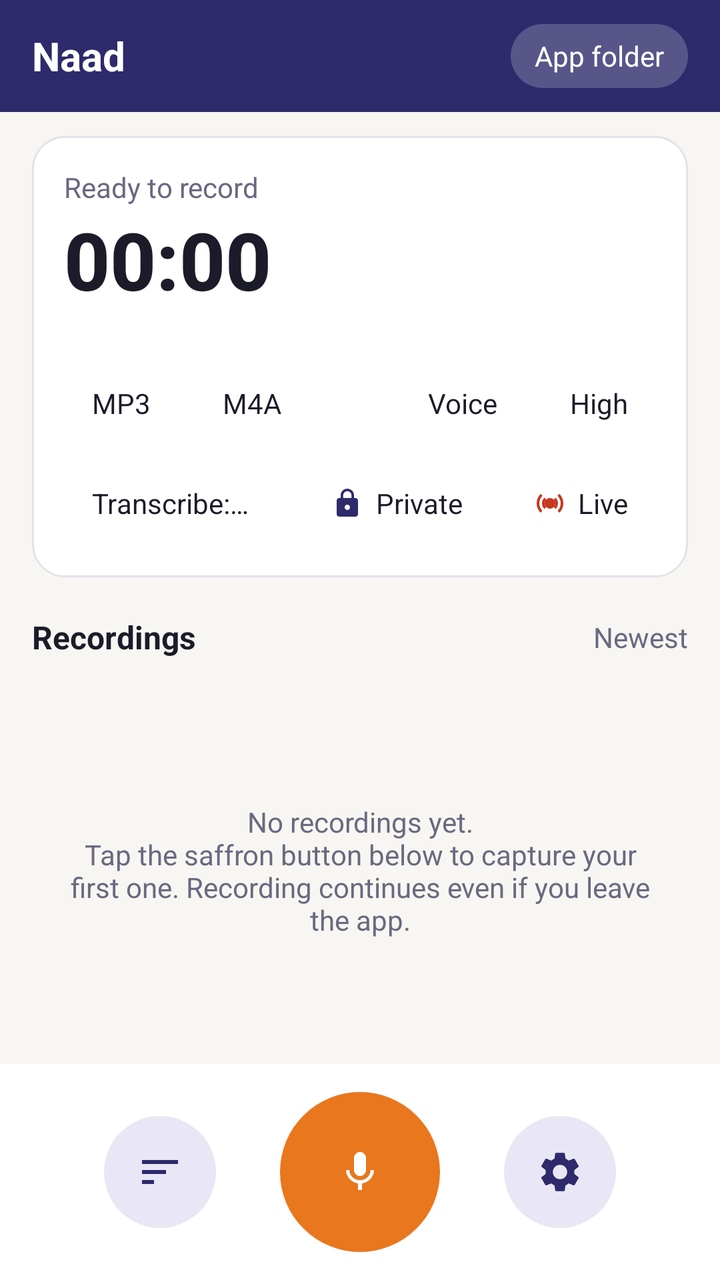
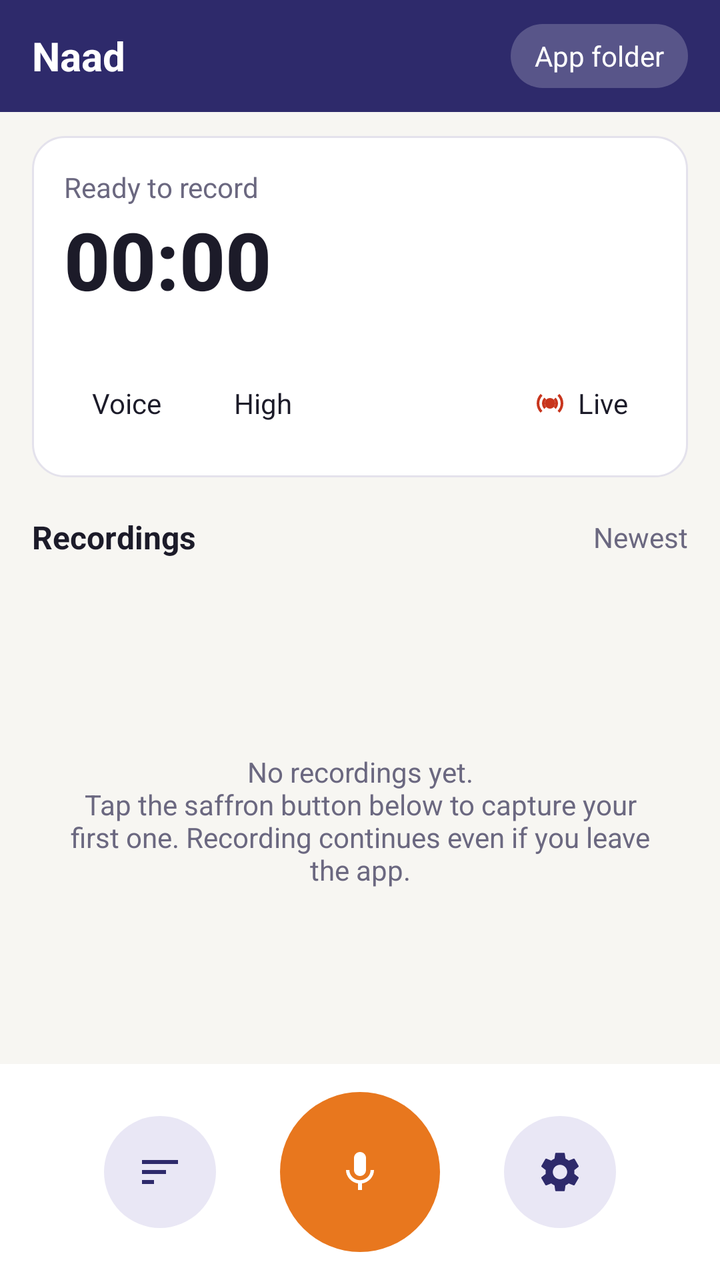

Before-and-after screenshots of an Android layout around one commit, followed by the original layout XML and the change that was made.
<!-- AndroidManifest.xml: application theme Theme.Dhwani -->
<!-- res/layout/activity_main.xml -->
<?xml version="1.0" encoding="utf-8"?>
<LinearLayout xmlns:android="http://schemas.android.com/apk/res/android"
    android:layout_width="match_parent" android:layout_height="match_parent"
    android:orientation="vertical" android:background="@color/bg">

    
    <FrameLayout android:id="@+id/topBar" android:layout_width="match_parent"
        android:layout_height="wrap_content" android:background="@color/indigo">
        <LinearLayout android:layout_width="match_parent" android:layout_height="56dp"
            android:gravity="center_vertical"
            android:paddingStart="16dp" android:paddingEnd="8dp" android:orientation="horizontal">
            <TextView android:layout_width="0dp" android:layout_weight="1"
                android:layout_height="wrap_content" android:text="@string/app_name"
                android:textColor="#FFFFFF" android:textSize="20sp" android:textStyle="bold"/>
            <TextView android:id="@+id/txtFolder" android:layout_width="wrap_content"
                android:layout_height="32dp" android:gravity="center_vertical"
                android:paddingStart="12dp" android:paddingEnd="12dp" android:layout_marginEnd="8dp"
                android:maxWidth="200dp" android:ellipsize="end" android:singleLine="true"
                android:textColor="#FFFFFF" android:textSize="14sp"
                android:background="@drawable/bg_topchip" android:text="App folder"/>
        </LinearLayout>
    </FrameLayout>

    
    <LinearLayout android:layout_width="match_parent" android:layout_height="wrap_content"
        android:layout_marginStart="16dp" android:layout_marginEnd="16dp"
        android:layout_marginTop="12dp" android:layout_marginBottom="10dp"
        android:padding="16dp" android:orientation="vertical"
        android:background="@drawable/bg_card">
        <TextView android:id="@+id/txtState" android:layout_width="match_parent"
            android:layout_height="wrap_content" android:text="Ready to record"
            android:singleLine="true" android:ellipsize="middle"
            android:textColor="@color/muted" android:textSize="14sp"/>
        <TextView android:id="@+id/txtTimer" android:layout_width="wrap_content"
            android:layout_height="wrap_content" android:text="00:00"
            android:textColor="@color/text" android:textSize="40sp" android:textStyle="bold"
            android:fontFamily="sans-serif-medium" android:fontFeatureSettings="tnum"/>
        <TextView android:id="@+id/txtFree" android:layout_width="wrap_content"
            android:layout_height="wrap_content" android:textColor="@color/muted"
            android:textSize="12sp"/>
        <com.example.voicerecorder.WaveformView android:id="@+id/wave"
            android:layout_width="match_parent" android:layout_height="88dp" android:visibility="gone"
            android:layout_marginTop="8dp"/>

        <LinearLayout android:id="@+id/transcriptBox" android:layout_width="match_parent"
            android:layout_height="wrap_content" android:layout_marginTop="8dp"
            android:padding="12dp" android:orientation="vertical"
            android:background="@drawable/bg_transcript" android:visibility="gone">
            <TextView android:id="@+id/txtTranscriptLabel" android:layout_width="wrap_content"
                android:layout_height="wrap_content" android:text="TRANSCRIPT"
                android:textColor="@color/muted" android:textSize="12sp" android:textStyle="bold"/>
            <TextView android:id="@+id/txtTranscript" android:layout_width="match_parent"
                android:layout_height="wrap_content" android:layout_marginTop="4dp"
                android:maxLines="3" android:ellipsize="start"
                android:textColor="@color/text" android:textSize="14sp"/>
        </LinearLayout>

        <LinearLayout android:id="@+id/optionsRow" android:layout_width="match_parent"
            android:layout_height="wrap_content" android:layout_marginTop="8dp"
            android:orientation="horizontal">
            <TextView android:id="@+id/chipMp3" style="@style/Chip" android:text="MP3"/>
            <TextView android:id="@+id/chipM4a" style="@style/Chip" android:text="M4A"
                android:layout_marginStart="8dp"/>
            <View android:layout_width="0dp" android:layout_height="1dp" android:layout_weight="1"/>
            <TextView android:id="@+id/chipVoice" style="@style/Chip" android:text="Voice"/>
            <TextView android:id="@+id/chipHigh" style="@style/Chip" android:text="High"
                android:layout_marginStart="8dp"/>
        </LinearLayout>

        <LinearLayout android:id="@+id/optionsRow2" android:layout_width="match_parent"
            android:layout_height="wrap_content" android:layout_marginTop="8dp"
            android:orientation="horizontal">
            <TextView android:id="@+id/chipTx" style="@style/Chip" android:layout_width="0dp"
                android:layout_weight="1" android:gravity="center_vertical"
                android:singleLine="true" android:ellipsize="end" android:text="Transcribe: Off"/>
            <TextView android:id="@+id/chipPrivate" style="@style/Chip" android:text="Private"
                android:layout_marginStart="8dp" android:drawableStart="@drawable/ic_lock"
                android:drawablePadding="6dp"/>
            <TextView android:id="@+id/chipLive" style="@style/Chip" android:text="Live"
                android:layout_marginStart="8dp" android:drawableStart="@drawable/ic_live"
                android:drawablePadding="6dp" android:contentDescription="Stream live while recording"/>
        </LinearLayout>

        
        <LinearLayout android:id="@+id/savedBar" android:layout_width="match_parent"
            android:layout_height="wrap_content" android:layout_marginTop="8dp"
            android:padding="8dp" android:gravity="center_vertical"
            android:background="@drawable/bg_savedbar" android:orientation="horizontal"
            android:visibility="gone">
            <TextView android:layout_width="0dp" android:layout_weight="1"
                android:layout_height="wrap_content" android:paddingStart="8dp"
                android:text="Saved" android:textColor="#FFFFFF" android:textSize="14sp"
                android:textStyle="bold"/>
            <TextView android:id="@+id/btnSavedShare" style="@style/BarButton" android:text="Share"/>
            <TextView android:id="@+id/btnSavedWa" style="@style/BarButton" android:text="WhatsApp"
                android:layout_marginStart="8dp"/>
            <TextView android:id="@+id/btnSavedRename" style="@style/BarButton" android:text="Rename"
                android:layout_marginStart="8dp"/>
        </LinearLayout>

        
        <LinearLayout android:id="@+id/notifBar" android:layout_width="match_parent"
            android:layout_height="wrap_content" android:layout_marginTop="8dp"
            android:padding="8dp" android:gravity="center_vertical"
            android:background="@drawable/bg_notice" android:orientation="horizontal"
            android:visibility="gone">
            <TextView android:layout_width="0dp" android:layout_weight="1"
                android:layout_height="wrap_content" android:paddingStart="8dp"
                android:text="Notifications are off, so background recording is hidden. Turn them on to see the timer and Stop button."
                android:textColor="@color/text" android:textSize="12sp"/>
            <TextView android:id="@+id/btnNotifOn" android:layout_width="wrap_content"
                android:layout_height="40dp" android:gravity="center"
                android:paddingStart="12dp" android:paddingEnd="12dp"
                android:text="Turn on" android:textColor="@color/saffron"
                android:textStyle="bold" android:textSize="14sp"/>
        </LinearLayout>
    </LinearLayout>

    <LinearLayout android:layout_width="match_parent" android:layout_height="wrap_content"
        android:paddingStart="16dp" android:paddingEnd="8dp" android:gravity="center_vertical"
        android:orientation="horizontal">
        <TextView android:id="@+id/txtListHeader" android:layout_width="0dp"
            android:layout_weight="1" android:layout_height="wrap_content"
            android:text="Recordings" android:textColor="@color/text"
            android:textSize="16sp" android:textStyle="bold"/>
        <TextView android:id="@+id/txtSort" android:layout_width="wrap_content"
            android:layout_height="40dp" android:gravity="center_vertical"
            android:paddingStart="8dp" android:paddingEnd="8dp"
            android:text="Newest" android:textColor="@color/muted" android:textSize="14sp"/>
    </LinearLayout>

    
    <LinearLayout android:id="@+id/searchBar" android:layout_width="match_parent"
        android:layout_height="42dp" android:layout_marginStart="16dp" android:layout_marginEnd="16dp"
        android:layout_marginTop="4dp" android:layout_marginBottom="4dp"
        android:paddingStart="12dp" android:paddingEnd="4dp" android:gravity="center_vertical"
        android:background="@drawable/bg_card" android:orientation="horizontal"
        android:visibility="gone">
        <ImageView android:layout_width="18dp" android:layout_height="18dp"
            android:src="@drawable/ic_search" android:importantForAccessibility="no"/>
        <EditText android:id="@+id/edSearch" android:layout_width="0dp" android:layout_weight="1"
            android:layout_height="match_parent" android:layout_marginStart="8dp"
            android:background="@null" android:hint="Search names &amp; transcripts"
            android:textColor="@color/text" android:textColorHint="@color/muted"
            android:textSize="14sp" android:singleLine="true" android:imeOptions="actionSearch"
            android:inputType="text"/>
        <ImageButton android:id="@+id/btnClearSearch" android:layout_width="36dp"
            android:layout_height="36dp" android:background="?attr/selectableItemBackgroundBorderless"
            android:src="@drawable/ic_close" android:contentDescription="Clear search"
            android:visibility="gone"/>
    </LinearLayout>

    <FrameLayout android:layout_width="match_parent" android:layout_height="0dp"
        android:layout_weight="1">
        <ListView android:id="@+id/list" android:layout_width="match_parent"
            android:layout_height="match_parent" android:divider="@null"
            android:paddingTop="4dp" android:clipToPadding="false"/>
        <TextView android:id="@+id/empty" android:layout_width="match_parent"
            android:layout_height="match_parent" android:gravity="center" android:padding="32dp"
            android:text="No recordings yet.\nTap the saffron button below to capture your first one. Recording continues even if you leave the app."
            android:textColor="@color/muted" android:textSize="14sp"/>
    </FrameLayout>

    
    <FrameLayout android:id="@+id/bottomBar" android:layout_width="match_parent"
        android:layout_height="wrap_content" android:background="@color/surface">
        <LinearLayout android:layout_width="match_parent" android:layout_height="108dp"
            android:gravity="center" android:orientation="horizontal">
            <FrameLayout android:layout_width="56dp" android:layout_height="56dp">
                <ImageButton android:id="@+id/btnSort" android:layout_width="56dp"
                    android:layout_height="56dp" android:background="@drawable/bg_round_soft"
                    android:src="@drawable/ic_sort" android:contentDescription="Sort recordings"/>
                <ImageButton android:id="@+id/btnPause" android:layout_width="56dp"
                    android:layout_height="56dp" android:background="@drawable/bg_round_soft"
                    android:src="@drawable/ic_pause" android:contentDescription="Pause"
                    android:visibility="gone"/>
            </FrameLayout>
            <ImageButton android:id="@+id/btnRecord" android:layout_width="80dp"
                android:layout_height="80dp" android:layout_marginStart="32dp"
                android:layout_marginEnd="32dp" android:background="@drawable/bg_rec_idle"
                android:src="@drawable/ic_mic" android:scaleType="center"
                android:contentDescription="Record"/>
            <ImageButton android:id="@+id/btnSettings" android:layout_width="56dp"
                android:layout_height="56dp" android:background="@drawable/bg_round_soft"
                android:src="@drawable/ic_settings" android:contentDescription="Settings"/>
        </LinearLayout>
    </FrameLayout>
</LinearLayout>
<!-- resources referenced by this layout -->
<resources>
  <color name="bg">#F7F6F2</color>
  <color name="indigo">#2E2A6B</color>
  <color name="muted">#6B6880</color>
  <color name="saffron">#E8771E</color>
  <color name="surface">#FFFFFF</color>
  <color name="text">#1C1B29</color>
  <!-- drawable bg_card (drawable) -->
  <shape xmlns:android="http://schemas.android.com/apk/res/android" android:shape="rectangle">
      <solid android:color="@color/surface"/>
      <corners android:radius="16dp"/>
      <stroke android:width="1dp" android:color="@color/line"/>
  </shape>
  <!-- drawable bg_notice (drawable) -->
  <shape xmlns:android="http://schemas.android.com/apk/res/android" android:shape="rectangle">
      <solid android:color="@color/saffron_soft"/>
      <corners android:radius="12dp"/>
  </shape>
  <!-- drawable bg_rec_idle (drawable) -->
  <shape xmlns:android="http://schemas.android.com/apk/res/android" android:shape="oval">
      <solid android:color="@color/saffron"/>
  </shape>
  <!-- drawable bg_round_soft (drawable) -->
  <shape xmlns:android="http://schemas.android.com/apk/res/android" android:shape="oval">
      <solid android:color="@color/indigo_soft"/>
  </shape>
  <!-- drawable bg_savedbar (drawable) -->
  <shape xmlns:android="http://schemas.android.com/apk/res/android" android:shape="rectangle">
      <solid android:color="@color/indigo"/>
      <corners android:radius="12dp"/>
  </shape>
  <!-- drawable bg_topchip (drawable) -->
  <shape xmlns:android="http://schemas.android.com/apk/res/android" android:shape="rectangle">
      <solid android:color="#33FFFFFF"/>
      <corners android:radius="16dp"/>
  </shape>
  <!-- drawable bg_transcript (drawable) -->
  <shape xmlns:android="http://schemas.android.com/apk/res/android" android:shape="rectangle">
      <solid android:color="@color/bg"/>
      <corners android:radius="12dp"/>
  </shape>
  <!-- drawable ic_close (drawable) -->
  <vector xmlns:android="http://schemas.android.com/apk/res/android"
      android:width="20dp" android:height="20dp" android:viewportWidth="24" android:viewportHeight="24">
      <path android:fillColor="@color/muted"
          android:pathData="M19,6.41L17.59,5 12,10.59 6.41,5 5,6.41 10.59,12 5,17.59 6.41,19 12,13.41 17.59,19 19,17.59 13.41,12z"/>
  </vector>
  <!-- drawable ic_pause (drawable) -->
  <vector xmlns:android="http://schemas.android.com/apk/res/android"
      android:width="24dp" android:height="24dp" android:viewportWidth="24" android:viewportHeight="24">
      <path android:fillColor="@color/indigo_accent" android:pathData="M6,19h4V5H6v14zm8,-14v14h4V5h-4z"/>
  </vector>
  <!-- drawable ic_sort (drawable) -->
  <vector xmlns:android="http://schemas.android.com/apk/res/android"
      android:width="24dp" android:height="24dp" android:viewportWidth="24" android:viewportHeight="24">
      <path android:fillColor="@color/indigo_accent" android:pathData="M3,18h6v-2H3v2zM3,6v2h18V6H3zm0,7h12v-2H3v2z"/>
  </vector>
  <string name="app_name">Naad</string>
  <style name="Theme.Dhwani" parent="Theme.AppCompat.DayNight.NoActionBar">
          <item name="colorPrimary">@color/indigo</item>
          <item name="colorPrimaryDark">@color/indigo</item>
          <item name="colorAccent">@color/saffron</item>
          <item name="android:windowBackground">@color/bg</item>
      </style>
  <color name="line">#E4E2EC</color>
  <color name="saffron_soft">#FCEBDD</color>
  <color name="indigo_soft">#E9E7F5</color>
  <color name="rec_red">#C8361E</color>
  <color name="indigo_accent">#2E2A6B</color>
  <!-- drawable bg_btn_light (drawable) -->
  <shape xmlns:android="http://schemas.android.com/apk/res/android" android:shape="rectangle">
      <solid android:color="#26FFFFFF"/>
      <corners android:radius="10dp"/>
  </shape>
  <!-- unchanged entries left out for length: 7 -->
</resources>

<!-- the commit's change to res/layout/activity_main.xml (unified diff, before → after) -->
@@ -58,27 +58,27 @@
         <LinearLayout android:id="@+id/optionsRow" android:layout_width="match_parent"
             android:layout_height="wrap_content" android:layout_marginTop="8dp"
             android:orientation="horizontal">
-            <TextView android:id="@+id/chipMp3" style="@style/Chip" android:text="MP3"/>
-            <TextView android:id="@+id/chipM4a" style="@style/Chip" android:text="M4A"
-                android:layout_marginStart="8dp"/>
-            <View android:layout_width="0dp" android:layout_height="1dp" android:layout_weight="1"/>
             <TextView android:id="@+id/chipVoice" style="@style/Chip" android:text="Voice"/>
             <TextView android:id="@+id/chipHigh" style="@style/Chip" android:text="High"
                 android:layout_marginStart="8dp"/>
+            <View android:layout_width="0dp" android:layout_height="1dp" android:layout_weight="1"/>
+            <TextView android:id="@+id/chipLive" style="@style/Chip" android:text="Live"
+                android:drawableStart="@drawable/ic_live"
+                android:drawablePadding="6dp" android:contentDescription="Stream live while recording"/>
         </LinearLayout>
 
+        
         <LinearLayout android:id="@+id/optionsRow2" android:layout_width="match_parent"
             android:layout_height="wrap_content" android:layout_marginTop="8dp"
-            android:orientation="horizontal">
+            android:orientation="horizontal" android:visibility="gone">
+            <TextView android:id="@+id/chipMp3" style="@style/Chip" android:text="MP3"/>
+            <TextView android:id="@+id/chipM4a" style="@style/Chip" android:text="M4A"/>
             <TextView android:id="@+id/chipTx" style="@style/Chip" android:layout_width="0dp"
                 android:layout_weight="1" android:gravity="center_vertical"
                 android:singleLine="true" android:ellipsize="end" android:text="Transcribe: Off"/>
             <TextView android:id="@+id/chipPrivate" style="@style/Chip" android:text="Private"
                 android:layout_marginStart="8dp" android:drawableStart="@drawable/ic_lock"
                 android:drawablePadding="6dp"/>
-            <TextView android:id="@+id/chipLive" style="@style/Chip" android:text="Live"
-                android:layout_marginStart="8dp" android:drawableStart="@drawable/ic_live"
-                android:drawablePadding="6dp" android:contentDescription="Stream live while recording"/>
         </LinearLayout>
 
         
